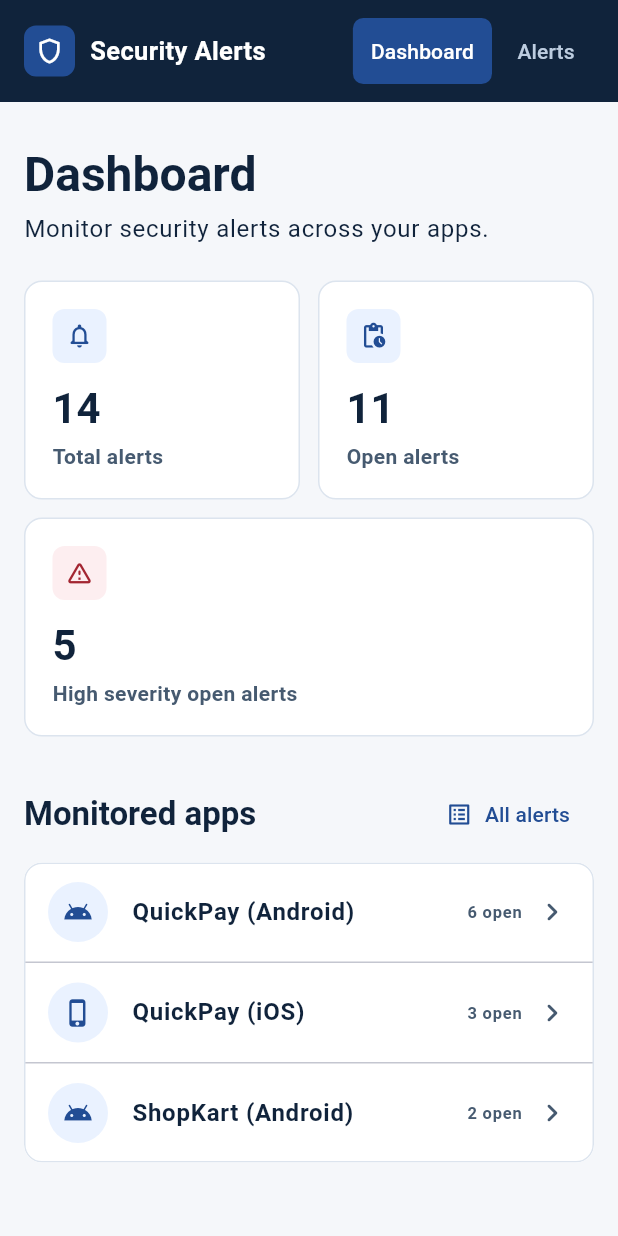
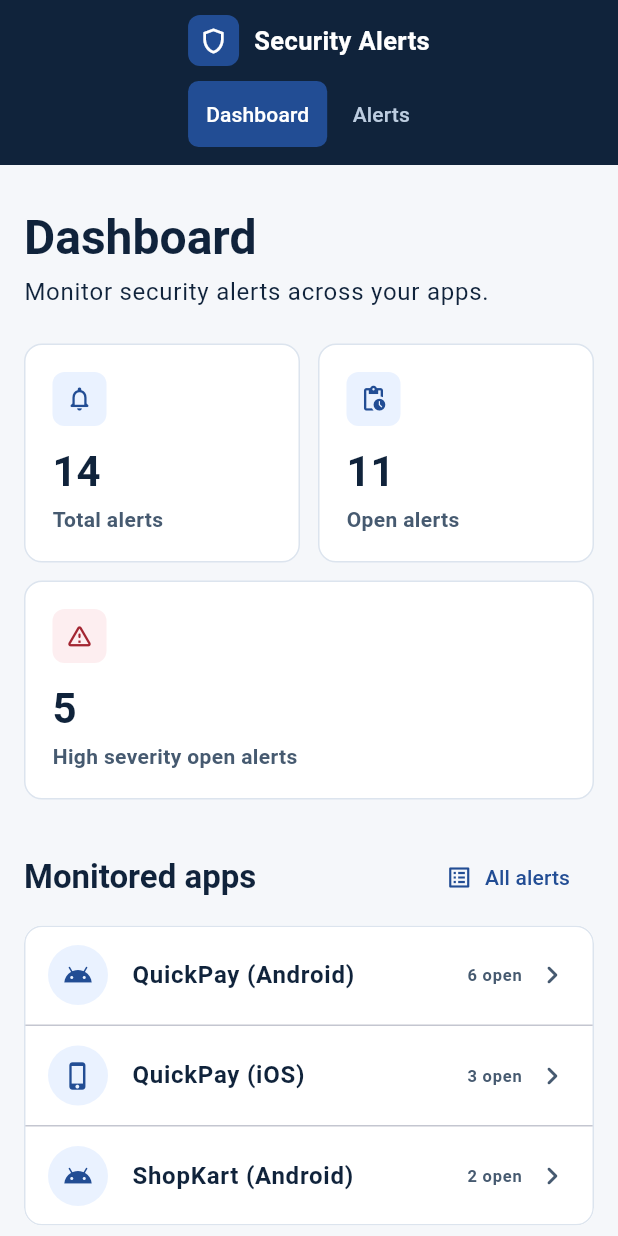
Before and after one commit to Bhav-ikkk/Bugsmirror, a Flutter app: the screen it shows after launch, on a phone screen of 412 x 824 dp. Run offline on Flutter 3.47's test engine with Material 3 defaults, Android fonts, the phone set to English and light mode, and no system bars; our stand-ins replace csv, go_router, material_ui, web; missing offline and left inert: dart:js_interop.

Commit message:
fix: prevent narrow header overflow and invalid table sizing

```diff
--- a/lib/widgets/alerts_table.dart
+++ b/lib/widgets/alerts_table.dart
@@ -35,6 +35,7 @@ class AlertsTable extends StatelessWidget {
               fontWeight: FontWeight.w700,
             ),
             dataRowMinHeight: 56,
+            dataRowMaxHeight: 72,
             showCheckboxColumn: false,
             columns: const [
               DataColumn(label: Text('Threat')),
--- a/lib/widgets/app_shell.dart
+++ b/lib/widgets/app_shell.dart
@@ -74,10 +74,15 @@ class AppShell extends StatelessWidget {
                       horizontal: compact ? 16 : 30,
                       vertical: 10,
                     ),
-                    child: Row(
-                      mainAxisAlignment: MainAxisAlignment.spaceBetween,
-                      children: [brand, nav],
-                    ),
+                    child: compact
+                        ? Column(
+                            crossAxisAlignment: CrossAxisAlignment.start,
+                            children: [brand, const SizedBox(height: 8), nav],
+                          )
+                        : Row(
+                            mainAxisAlignment: MainAxisAlignment.spaceBetween,
+                            children: [brand, nav],
+                          ),
                   );
                 },
               ),
```
